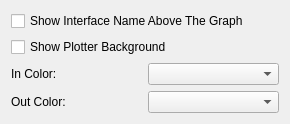
mgottschlag/kwin-tiling, file plasma/applets/system-monitor/net-config-adv.ui: the form before one commit.
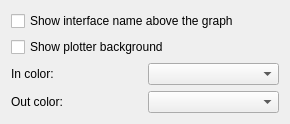
The form after the commit. Custom widgets are drawn as their Qt base class.

What changed in the file:
```diff
--- a/plasma/applets/system-monitor/net-config-adv.ui
+++ b/plasma/applets/system-monitor/net-config-adv.ui
@@ -14,14 +14,14 @@
    <item>
     <widget class="QCheckBox" name="showTopBarCheckBox">
      <property name="text">
-      <string>Show Interface Name Above The Graph</string>
+      <string>Show interface name above the graph</string>
      </property>
     </widget>
    </item>
    <item>
     <widget class="QCheckBox" name="showBackgroundCheckBox">
      <property name="text">
-      <string>Show Plotter Background</string>
+      <string>Show plotter background</string>
      </property>
     </widget>
    </item>
@@ -30,7 +30,7 @@
      <item>
       <widget class="QLabel" name="inLabel">
        <property name="text">
-        <string>In Color:</string>
+        <string>In color:</string>
        </property>
       </widget>
      </item>
@@ -44,7 +44,7 @@
      <item>
       <widget class="QLabel" name="outLabel">
        <property name="text">
-        <string>Out Color:</string>
+        <string>Out color:</string>
        </property>
       </widget>
      </item>
```
